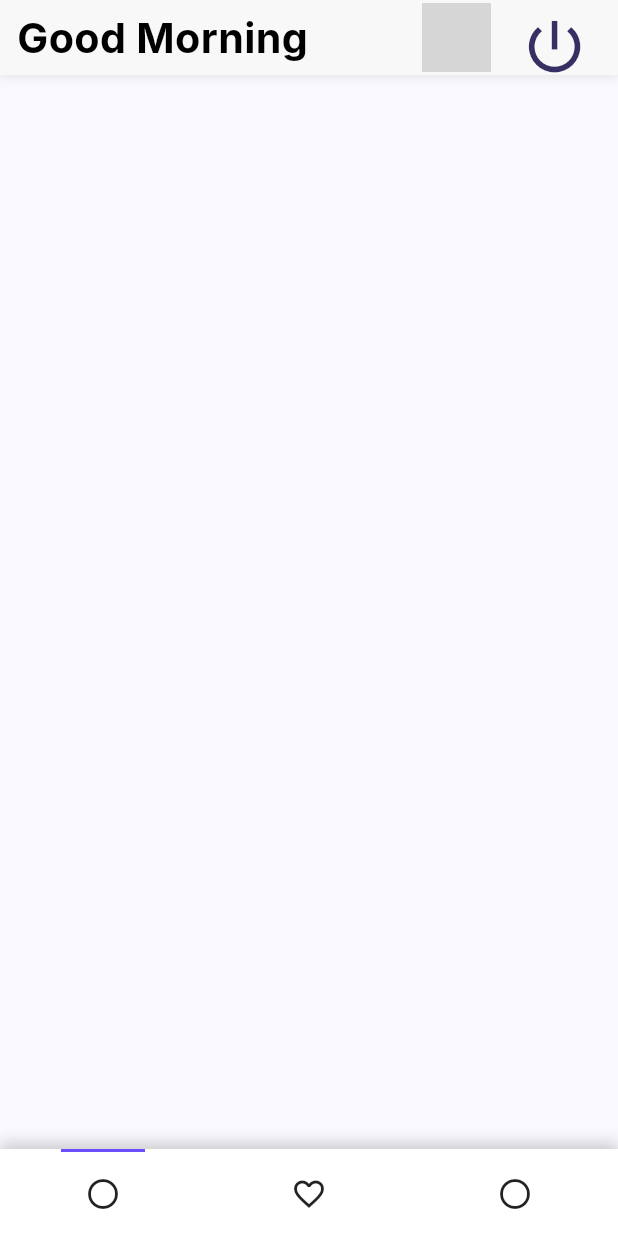
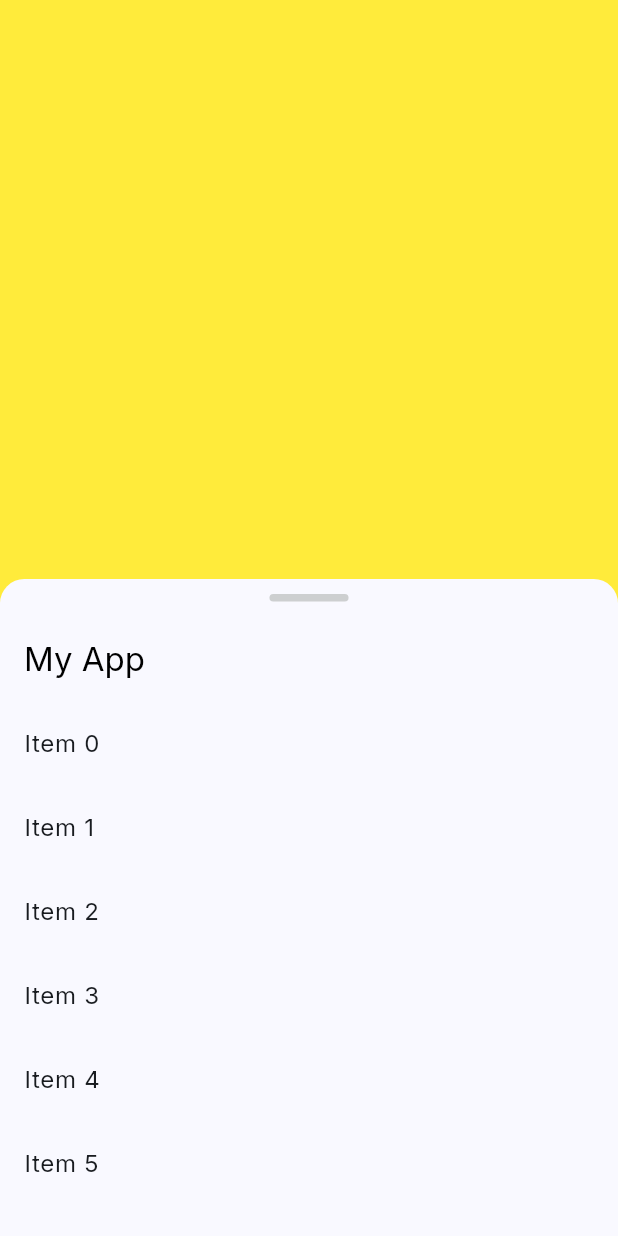
Before and after one commit to RuchithaVirashan/keepyoga, a Flutter app: the screen it shows after launch, on a phone screen of 412 x 824 dp. Run offline on Flutter 3.47's test engine with Material 3 defaults, Android fonts, the light colour scheme and no system bars; our stand-ins replace flutter_screenutil, google_fonts; grey boxes are pictures that could not be loaded.

Commit message:
add lesson screen design

```diff
--- a/lib/main.dart
+++ b/lib/main.dart
@@ -4,6 +4,7 @@ import 'package:flutter_screenutil/flutter_screenutil.dart';
 import 'package:keepyoga/screens/main_screen.dart';
 import 'dart:ui' as ui;
 import 'screens/launch_screen.dart';
+import 'screens/lesson_screen.dart';
 import 'utils/theme.dart';
 
 Future<void> main() async {
@@ -33,9 +34,7 @@ class MyApp extends StatelessWidget {
             //   '/addItem': (context) => const AddItemScreen(),
             //   '/createInvoice': (context) => const CreateInvoiceScreen(),
             // },
-            home: const MainScreen(
-              selectedIndex: 0,
-            ),
+            home: LessonScreen(),
           );
         });
   }
--- /dev/null
+++ b/lib/screens/lesson_screen.dart
@@ -0,0 +1,80 @@
+import 'package:flutter/material.dart';
+import 'package:flutter_screenutil/flutter_screenutil.dart';
+
+class LessonScreen extends StatefulWidget {
+  const LessonScreen({Key? key}) : super(key: key);
+
+  @override
+  State<LessonScreen> createState() => _LessonScreenState();
+}
+
+class _LessonScreenState extends State<LessonScreen> {
+  final scrollController = ScrollController();
+
+  @override
+  Widget build(BuildContext context) {
+    return Scaffold(
+      body: Stack(
+        children: [
+          Container(
+            color: Colors.yellow,
+          ),
+          DraggableScrollableSheet(
+            initialChildSize: 438 / MediaQuery.of(context).size.height,
+            minChildSize: 238 / MediaQuery.of(context).size.height,
+            maxChildSize: 638 / MediaQuery.of(context).size.height,
+            builder: (BuildContext context, scrollController) {
+              return Container(
+                clipBehavior: Clip.hardEdge,
+                decoration: BoxDecoration(
+                  color: Theme.of(context).canvasColor,
+                  borderRadius: BorderRadius.only(
+                    topLeft: Radius.circular(16.r),
+                    topRight: Radius.circular(16.r),
+                  ),
+                ),
+                child: CustomScrollView(
+                  controller: scrollController,
+                  slivers: [
+                    SliverToBoxAdapter(
+                      child: Center(
+                        child: Container(
+                          decoration: BoxDecoration(
+                            color: const Color(0xFFCDCFD0),
+                            borderRadius:
+                                BorderRadius.all(Radius.circular(8.r)),
+                          ),
+                          height: 5.h,
+                          width: 48.w,
+                          margin: const EdgeInsets.symmetric(vertical: 10),
+                        ),
+                      ),
+                    ),
+                    SliverAppBar(
+                      stretchTriggerOffset: 438.h,
+                      title:
+                          Text('My App', style: TextStyle(color: Colors.black)),
+                      primary: false,
+                      pinned: true,
+                      centerTitle: false,
+                    ),
+                    SliverList(
+                      delegate: SliverChildBuilderDelegate(
+                        (BuildContext context, int index) {
+                          return ListTile(
+                            title: Text('Item $index'),
+                          );
+                        },
+                        childCount: 50,
+                      ),
+                    ),
+                  ],
+                ),
+              );
+            },
+          ),
+        ],
+      ),
+    );
+  }
+}
```
